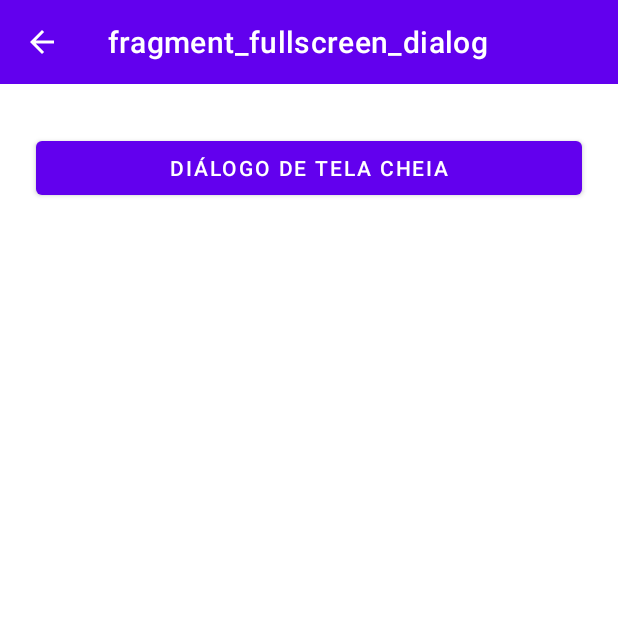
After one commit to vitor0321/DesafiosComunsAndroidCustoms, an Android app: the FullscreenDialogFragment screen opened through its navigation route, on a phone screen of 412 x 824 dp, the top half of it. The commit adds this screen. Run offline under Robolectric (Android 15) with nearby library versions, the phone set to English and light mode, and no system bars; our stand-ins replace navigation-ui.

Commit message:
fullscreen

```diff
--- a/app/src/main/java/com/example/desafioscomunsandroidcustoms/presentation/ui/fragment/MainFragment.kt
+++ b/app/src/main/java/com/example/desafioscomunsandroidcustoms/presentation/ui/fragment/MainFragment.kt
@@ -42,6 +42,8 @@ class MainFragment : Fragment(R.layout.fragment_main) {
             checkBackButton.setOnClickListener { navTo(R.id.backPressedFragment) }
 
             checkBiometryButton.setOnClickListener { navTo(R.id.biometryFragment) }
+
+            fullscreenButton.setOnClickListener { navTo(R.id.fullscreenDialogFragment) }
         }
     }
 }
--- /dev/null
+++ b/app/src/main/java/com/example/desafioscomunsandroidcustoms/presentation/ui/fragment/full_screen/FullscreenDialogFragment.kt
@@ -0,0 +1,27 @@
+package com.example.desafioscomunsandroidcustoms.presentation.ui.fragment.full_screen
+
+import android.os.Bundle
+import android.view.View
+import androidx.fragment.app.Fragment
+import com.example.desafioscomunsandroidcustoms.R
+import com.example.desafioscomunsandroidcustoms.databinding.FragmentFullscreenDialogBinding
+import com.example.desafioscomunsandroidcustoms.util.showFullscreenAlertDialog
+import com.example.desafioscomunsandroidcustoms.util.viewBinding
+
+class FullscreenDialogFragment : Fragment(R.layout.fragment_fullscreen_dialog) {
+
+    private val binding by viewBinding(FragmentFullscreenDialogBinding::bind)
+
+    override fun onViewCreated(view: View, savedInstanceState: Bundle?) {
+        super.onViewCreated(view, savedInstanceState)
+
+        binding.dialogBtn.setOnClickListener {
+            showFullscreenAlertDialog(
+                title = "Humm algo está errado",
+                message = "Vamos trabalhar para ",
+                cancelButtonLabel = "Cancelar"
+            )
+        }
+
+    }
+}
--- /dev/null
+++ b/app/src/main/res/drawable/ic_error.xml
@@ -0,0 +1,5 @@
+<vector android:height="24dp" android:tint="#F80505"
+    android:viewportHeight="24" android:viewportWidth="24"
+    android:width="24dp" xmlns:android="http://schemas.android.com/apk/res/android">
+    <path android:fillColor="@android:color/white" android:pathData="M12,2C6.48,2 2,6.48 2,12s4.48,10 10,10 10,-4.48 10,-10S17.52,2 12,2zM13,17h-2v-2h2v2zM13,13h-2L11,7h2v6z"/>
+</vector>
--- /dev/null
+++ b/app/src/main/res/layout/fragment_fullscreen_dialog.xml
@@ -0,0 +1,21 @@
+<?xml version="1.0" encoding="utf-8"?>
+<androidx.constraintlayout.widget.ConstraintLayout xmlns:android="http://schemas.android.com/apk/res/android"
+    xmlns:tools="http://schemas.android.com/tools"
+    android:layout_width="match_parent"
+    android:layout_height="match_parent"
+    xmlns:app="http://schemas.android.com/apk/res-auto"
+    tools:context=".presentation.ui.fragment.full_screen.FullscreenDialogFragment">
+
+    <Button
+        android:id="@+id/dialog_btn"
+        android:layout_width="match_parent"
+        android:layout_height="wrap_content"
+        android:layout_marginStart="24dp"
+        android:layout_marginTop="32dp"
+        android:layout_marginEnd="24dp"
+        android:text="Diálogo De Tela Cheia"
+        app:layout_constraintEnd_toEndOf="parent"
+        app:layout_constraintStart_toStartOf="parent"
+        app:layout_constraintTop_toTopOf="parent" />
+
+</androidx.constraintlayout.widget.ConstraintLayout>
--- a/app/src/main/res/navigation/main_nav.xml
+++ b/app/src/main/res/navigation/main_nav.xml
@@ -40,6 +40,9 @@
         <action
             android:id="@+id/action_mainFragment_to_biometryFragment"
             app:destination="@id/biometryFragment" />
+        <action
+            android:id="@+id/action_mainFragment_to_fullscreenDialogFragment"
+            app:destination="@id/fullscreenDialogFragment" />
     </fragment>
     <fragment
         android:id="@+id/requestPermissionFragment"
@@ -100,4 +103,9 @@
         android:name="com.example.desafioscomunsandroidcustoms.presentation.ui.fragment.biometric.BiometryFragment"
         android:label="fragment_biometry"
         tools:layout="@layout/fragment_biometry" />
+    <fragment
+        android:id="@+id/fullscreenDialogFragment"
+        android:name="com.example.desafioscomunsandroidcustoms.presentation.ui.fragment.full_screen.FullscreenDialogFragment"
+        android:label="fragment_fullscreen_dialog"
+        tools:layout="@layout/fragment_fullscreen_dialog" />
 </navigation>
--- a/app/src/main/res/values/themes.xml
+++ b/app/src/main/res/values/themes.xml
@@ -13,4 +13,8 @@
         <item name="android:statusBarColor" tools:targetApi="l">?attr/colorPrimaryVariant</item>
         <!-- Customize your theme here. -->
     </style>
+
+    <style name="Theme.DesafiosComunsAndroidCustoms.Fullscreen">
+        <item name="android:windowFullscreen">true</item>
+    </style>
 </resources>
```
Also changed, not shown: app/src/main/java/com/example/desafioscomunsandroidcustoms/presentation/ui/fragment/full_screen/FullscreenAlertDialog.kt (added, +51 -0 lines), app/src/main/java/com/example/desafioscomunsandroidcustoms/util/ActivityExt.kt (+74 -0 lines), app/src/main/java/com/example/desafioscomunsandroidcustoms/util/FragmentExt.kt (+20 -0 lines), app/src/main/res/layout/dialog_alert_fullscreen.xml (added, +73 -0 lines), app/src/main/res/layout/fragment_main.xml (+23 -0 lines).
